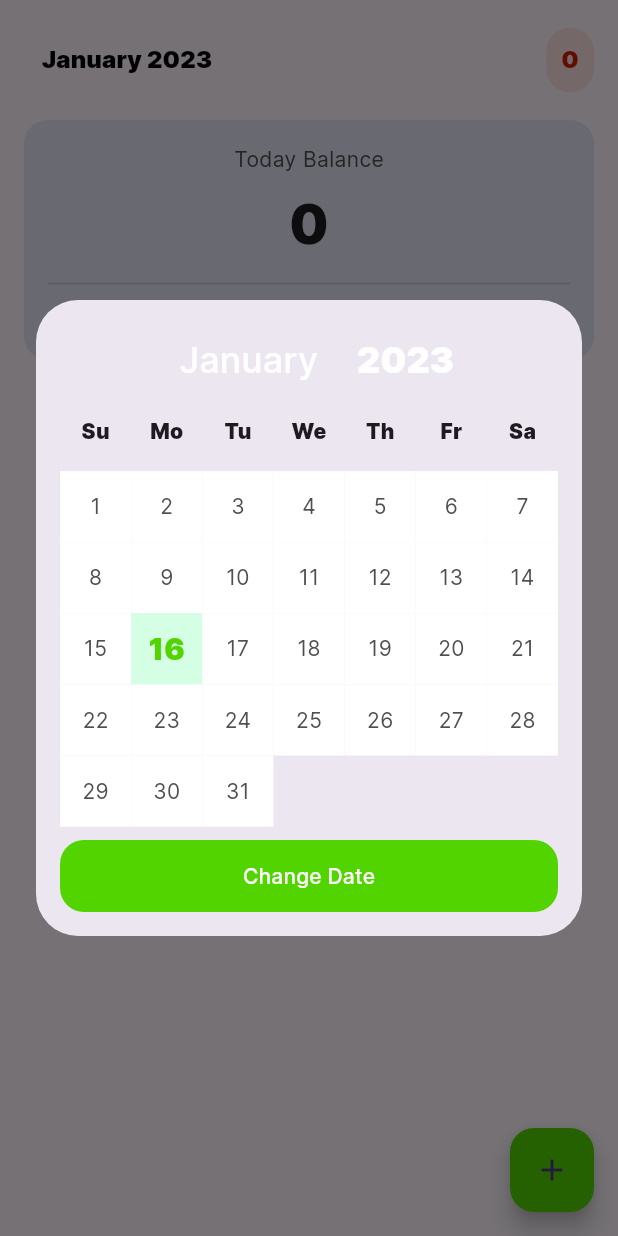
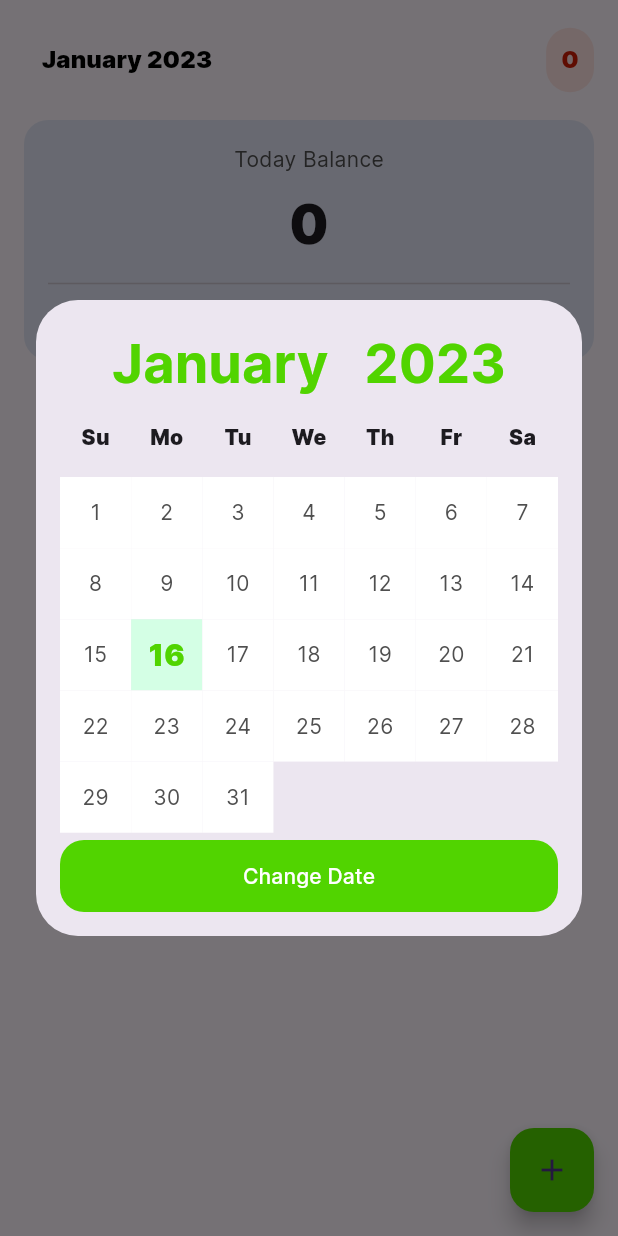
Before and after one commit to nevertell-dev/montra, a Flutter app: the screen it shows after launch, after a tap on an icon or button, on a phone screen of 412 x 824 dp. Run offline on Flutter 3.47's test engine with Material 2 defaults, Android fonts, the light colour scheme and no system bars; our stand-ins replace bloc, bloc_concurrency, equatable, flutter_bloc, flutter_slidable, hive and 1 more; accounts and stored records are empty.

Commit message:
calendar grid list

```diff
--- a/lib/widgets/calendar_dialog/calendar_dialog.dart
+++ b/lib/widgets/calendar_dialog/calendar_dialog.dart
@@ -1,11 +1,17 @@
 // ignore_for_file: public_member_api_docs, sort_constructors_first
 import 'package:flutter/material.dart';
+import 'package:intl/intl.dart';
 import 'package:montra/constants/colors.dart';
 import 'package:montra/helpers/datetime_helper.dart';
+import 'package:montra/helpers/duration_helper.dart';
 
 part './calendar_dialog_header.dart';
-part './calendar_dialog_body.dart';
+part './calendar_dialog_day_grid.dart';
+part './calendar_dialog_month_grid.dart';
+part './calendar_dialog_year_grid.dart';
 part './calendar_dialog_footer.dart';
+
+enum CalendarState { pickDay, pickMonth, pickYear }
 
 class CalendarDialog extends StatefulWidget {
   const CalendarDialog({
@@ -21,10 +27,12 @@ class CalendarDialog extends StatefulWidget {
 
 class _CalendarDialogState extends State<CalendarDialog> {
   late DateTime date;
+  late CalendarState state;
 
   @override
   void initState() {
     date = widget.startDate ?? DateTime.now();
+    state = CalendarState.pickDay;
     super.initState();
   }
 
@@ -32,6 +40,34 @@ class _CalendarDialogState extends State<CalendarDialog> {
     setState(() {
       date = DateTime(year ?? date.year, month ?? date.month, day ?? date.day);
     });
+  }
+
+  void changeState(CalendarState newState) {
+    setState(() {
+      state = newState;
+    });
+  }
+
+  Widget getCalendarGrid() {
+    switch (state) {
+      case CalendarState.pickDay:
+        return CalendarDayGrid(
+          date: date,
+          changeDate: changeDate,
+        );
+      case CalendarState.pickMonth:
+        return CalendarMonthGrid(
+          date: date,
+          changeDate: changeDate,
+          changeState: changeState,
+        );
+      case CalendarState.pickYear:
+        return CalendarYearGrid(
+          date: date,
+          changeDate: changeDate,
+          changeState: changeState,
+        );
+    }
   }
 
   @override
@@ -43,12 +79,12 @@ class _CalendarDialogState extends State<CalendarDialog> {
         padding: const EdgeInsets.all(16.0),
         child: Column(
           children: [
-            CalendarDialogHeader(date: date, changeDate: changeDate),
-            const CalendarDay(),
-            Expanded(
-              child: CalendarGrid(date: date, changeDate: changeDate),
-            ),
-            CalendarFooter(date: date)
+            CalendarDialogHeader(date: date, changeState: changeState),
+            state == CalendarState.pickDay
+                ? const CalendarDay()
+                : const SizedBox(height: 16.0),
+            Expanded(child: getCalendarGrid()),
+            CalendarDialogFooter(date: date)
           ],
         ),
       ),
--- a/lib/widgets/calendar_dialog/calendar_dialog_body.dart
+++ b/lib/widgets/calendar_dialog/calendar_dialog_day_grid.dart
@@ -24,8 +24,8 @@ class CalendarDay extends StatelessWidget {
   }
 }
 
-class CalendarGrid extends StatelessWidget {
-  const CalendarGrid({
+class CalendarDayGrid extends StatelessWidget {
+  const CalendarDayGrid({
     Key? key,
     required this.date,
     required this.changeDate,
@@ -44,20 +44,16 @@ class CalendarGrid extends StatelessWidget {
     return GridView.count(
       crossAxisCount: 7,
       children: List<Widget>.generate(days + dayOffset, (index) {
+        int day = index + 1;
+
         if (dayFirst < 7) {
           if (index < dayFirst) {
             return const SizedBox();
           }
-          final day = index - dayFirst;
-          return CalendarTile(
-            day: day,
-            isSelected: day == date.day,
-            isToday: isSameMonth && date.day == today,
-            changeDate: changeDate,
-          );
+          day = day - dayFirst;
         }
-        final day = index + 1;
-        return CalendarTile(
+
+        return CalendarDayTile(
           day: day,
           isSelected: day == date.day,
           isToday: isSameMonth && day == today,
@@ -68,8 +64,8 @@ class CalendarGrid extends StatelessWidget {
   }
 }
 
-class CalendarTile extends StatelessWidget {
-  const CalendarTile({
+class CalendarDayTile extends StatelessWidget {
+  const CalendarDayTile({
     Key? key,
     required this.day,
     required this.isSelected,
@@ -84,9 +80,9 @@ class CalendarTile extends StatelessWidget {
 
   @override
   Widget build(BuildContext context) {
+    final fontSize = isSelected || isToday ? 20.0 : 14.0;
     final fontWeight =
         isSelected || isToday ? FontWeight.w900 : FontWeight.w400;
-    final fontSize = isSelected || isToday ? 20.0 : 14.0;
     final fontColor = isSelected
         ? onContainerGreen
         : isToday
--- a/lib/widgets/calendar_dialog/calendar_dialog_footer.dart
+++ b/lib/widgets/calendar_dialog/calendar_dialog_footer.dart
@@ -1,7 +1,7 @@
 part of 'package:montra/widgets/calendar_dialog/calendar_dialog.dart';
 
-class CalendarFooter extends StatelessWidget {
-  const CalendarFooter({
+class CalendarDialogFooter extends StatelessWidget {
+  const CalendarDialogFooter({
     Key? key,
     required this.date,
   }) : super(key: key);
--- a/lib/widgets/calendar_dialog/calendar_dialog_header.dart
+++ b/lib/widgets/calendar_dialog/calendar_dialog_header.dart
@@ -1,72 +1,49 @@
+// ignore_for_file: public_member_api_docs, sort_constructors_first
 part of 'package:montra/widgets/calendar_dialog/calendar_dialog.dart';
 
 class CalendarDialogHeader extends StatelessWidget {
-  CalendarDialogHeader({
+  const CalendarDialogHeader({
     Key? key,
     required this.date,
-    required this.changeDate,
+    required this.changeState,
   }) : super(key: key);
 
   final DateTime date;
-  final Function({int? day, int? month, int? year}) changeDate;
+  final Function(CalendarState newState) changeState;
 
-  final List<String> months = [
-    'January',
-    'February',
-    'March',
-    'April',
-    'Mei',
-    'June',
-    'July',
-    'August',
-    'September',
-    'October',
-    'November',
-    'December',
-  ];
+  TextStyle get _textStyle => const TextStyle(
+        height: 1,
+        color: onContainerGreen,
+        fontSize: 36.0,
+        fontWeight: FontWeight.w700,
+      );
 
   @override
   Widget build(BuildContext context) {
     return Row(
       mainAxisAlignment: MainAxisAlignment.center,
       children: [
-        DropdownButton<int>(
-          alignment: AlignmentDirectional.centerEnd,
-          value: date.month,
-          style: const TextStyle(
-            fontFamily: 'Inter',
-            fontSize: 24.0,
-            fontWeight: FontWeight.w500,
-          ),
-          iconEnabledColor: const Color(0x00000000),
-          underline: const SizedBox(),
-          items: List<DropdownMenuItem<int>>.generate(
-            12,
-            (index) => DropdownMenuItem<int>(
-              value: index + 1,
-              child: Text(months[index]),
-            ),
-          ),
-          onChanged: (value) => changeDate(month: value),
+        TextButton(
+          onPressed: () {
+            changeState(CalendarState.pickMonth);
+          },
+          style: TextButton.styleFrom(
+              foregroundColor: justBlack,
+              shape: const RoundedRectangleBorder(
+                borderRadius: BorderRadius.all(Radius.circular(16.0)),
+              )),
+          child: Text(DateFormat.MMMM().format(date), style: _textStyle),
         ),
-        DropdownButton<int>(
-          alignment: AlignmentDirectional.centerEnd,
-          value: date.year,
-          style: const TextStyle(
-            fontFamily: 'Inter',
-            fontSize: 24.0,
-            fontWeight: FontWeight.w900,
-          ),
-          iconEnabledColor: const Color(0x00000000),
-          underline: const SizedBox(),
-          items: List<DropdownMenuItem<int>>.generate(
-            10,
-            (index) => DropdownMenuItem<int>(
-              value: index + 2022,
-              child: Text((index + 2022).toString()),
-            ),
-          ),
-          onChanged: (value) => changeDate(year: value),
+        TextButton(
+          onPressed: () {
+            changeState(CalendarState.pickYear);
+          },
+          style: TextButton.styleFrom(
+              foregroundColor: justBlack,
+              shape: const RoundedRectangleBorder(
+                borderRadius: BorderRadius.all(Radius.circular(16.0)),
+              )),
+          child: Text(date.year.toString(), style: _textStyle),
         ),
       ],
     );
```
Also changed, not shown: lib/widgets/calendar_dialog/calendar_dialog_year_grid.dart (added, +85 -0 lines).
